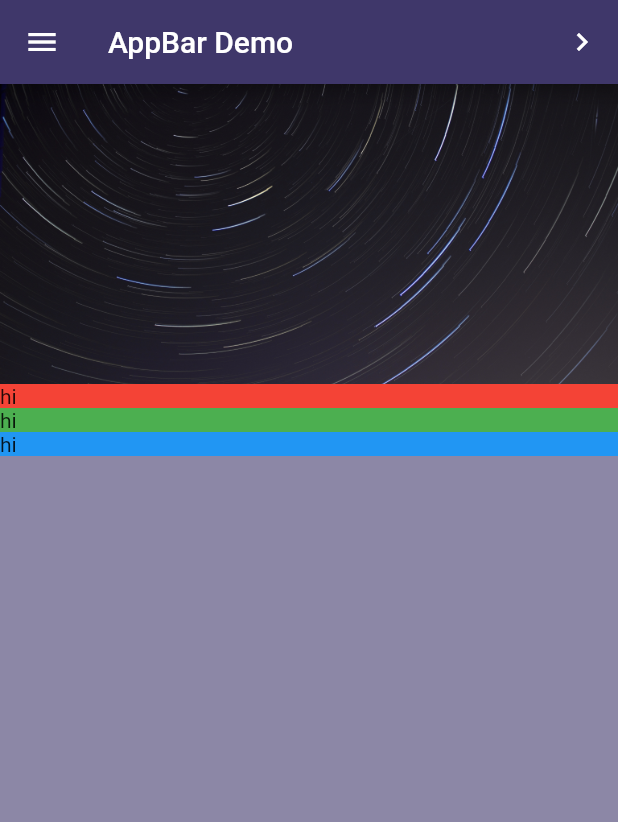
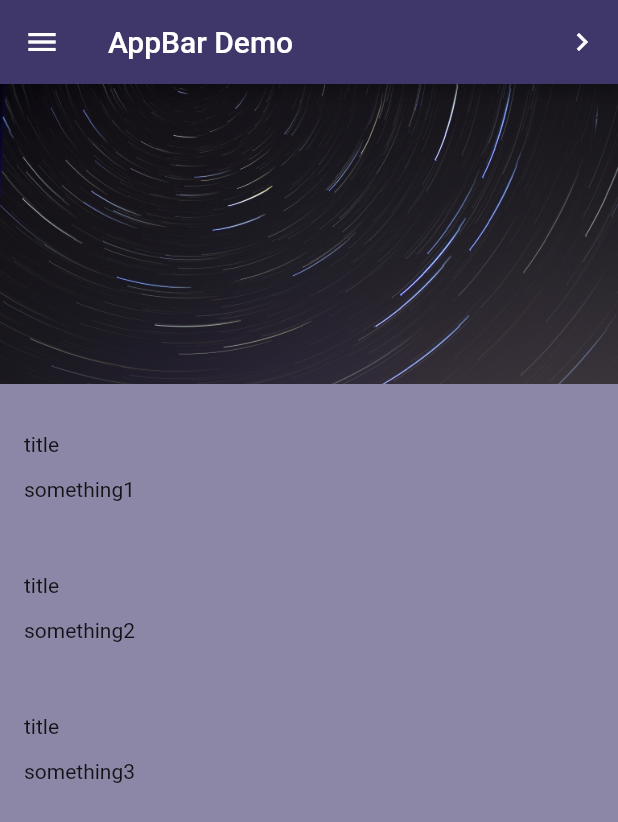
Before and after one commit to wongserena/Android-Studio, a Flutter app: the screen it shows after launch, on a phone screen of 412 x 824 dp. Shown: the top 822 px of the screen. Run offline on Flutter 3.47's test engine with Material 2 defaults, Android fonts, the phone set to English and light mode, and no system bars.

Commit message:
New Text Boxes

```diff
--- a/lib/main.dart
+++ b/lib/main.dart
@@ -46,9 +46,9 @@ class MyStatelessWidget extends StatelessWidget {
         crossAxisAlignment: CrossAxisAlignment.stretch,
         children: [
           ImageBanner("assets/images/pexels-jakub-novacek-924824.jpg"),
-          TextSection(Colors.red),
-          TextSection(Colors.green),
-          TextSection(Colors.blue),
+          TextSection("title", "something1"),
+          TextSection("title", "something2"),
+          TextSection("title", "something3"),
         ],
       ),
       drawer: Drawer(
--- a/lib/textsection.dart
+++ b/lib/textsection.dart
@@ -1,15 +1,24 @@
 import 'package:flutter/material.dart';
 
 class TextSection extends StatelessWidget {
-  final Color _color;
-  TextSection(this._color);
+  final String _title;
+  final String _body;
+  TextSection(this._title, this._body);
   @override
   Widget build(BuildContext context) {
-    return Container(
-      decoration: BoxDecoration(
-        color: _color,
-      ),
-      child: Text('hi'),
+    return Column(
+      mainAxisAlignment: MainAxisAlignment.start,
+      crossAxisAlignment: CrossAxisAlignment.stretch,
+      children: [
+        Container(
+          padding: const EdgeInsets.fromLTRB(16.0, 32.0, 16.0, 4.0),
+          child:   Text(_title),
+        ),
+        Container(
+          padding: const EdgeInsets.fromLTRB(16.0, 10.0, 16.0, 16.0),
+          child:   Text(_body),
+        ),
+      ],
     );
   }
 }
```
